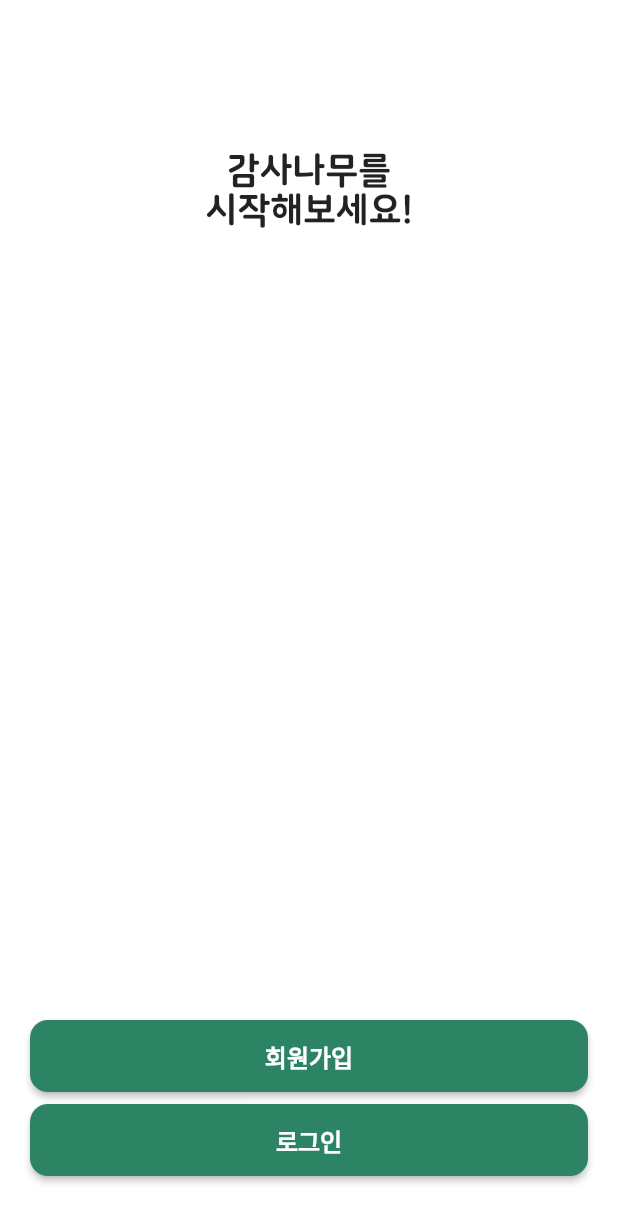
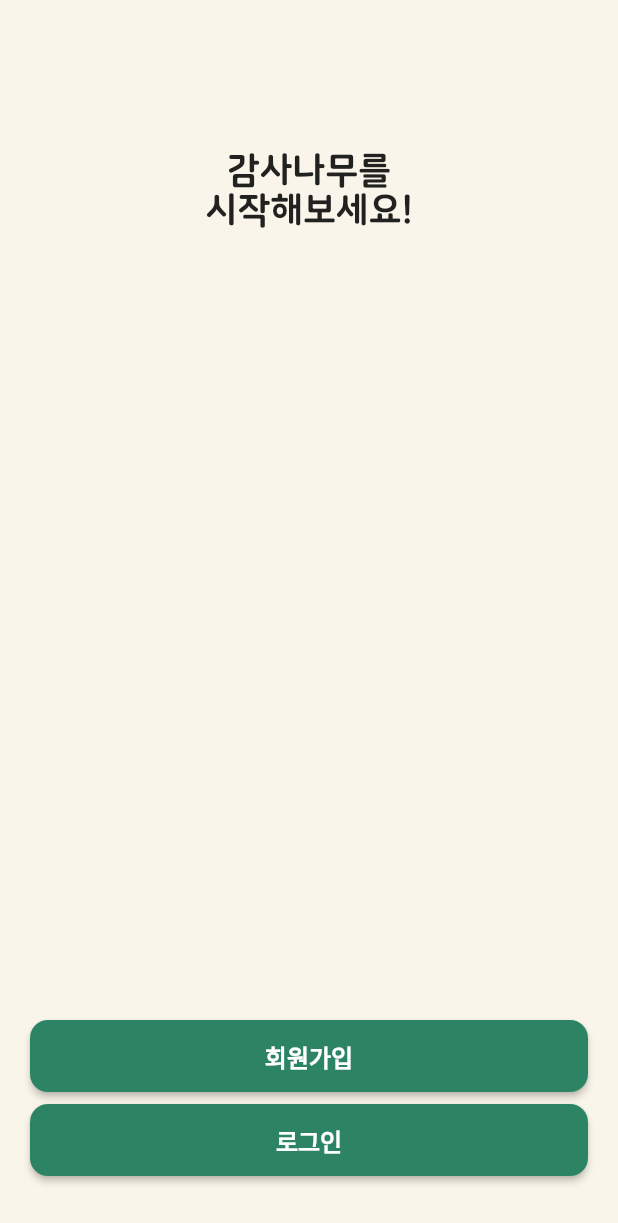
Before and after one commit to okskmk2/fill-my-heart, a Flutter app: the screen it shows after launch, on a phone screen of 412 x 824 dp. Shown: the top 1223 px of the screen. Run offline on Flutter 3.47's test engine with Material 2 defaults, Android fonts, the phone set to English and light mode, and no system bars; our stand-ins replace firebase_auth, firebase_core, firebase_storage, flutter_svg, flutter_swiper; accounts and stored records are empty.

Commit message:
background_color

```diff
--- a/lib/common/styles.dart
+++ b/lib/common/styles.dart
@@ -11,7 +11,7 @@ class CustomStyles {
         RoundedRectangleBorder(borderRadius: BorderRadius.circular(8))),
   );
   static ThemeData customTheme = ThemeData(
-    scaffoldBackgroundColor: Colors.white,
+    scaffoldBackgroundColor: Color(0xffFAF5EA),
     primaryColor: CustomStyles.primaryColor,
     fontFamily: 'NanumSquareRound',
     cardTheme: CardTheme(
```
